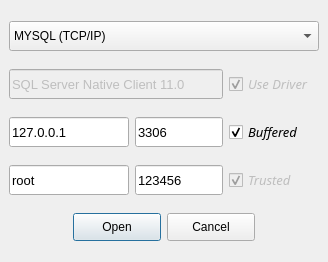
Before: the Qt Designer form assets/UI/Layout/ConnectorWindow.ui in fer-moreira/MYQT, drawn with Qt 5.
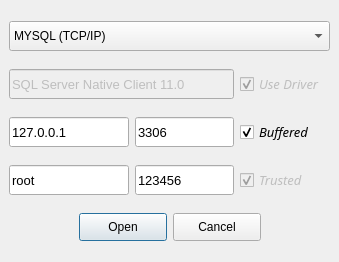
After: the same form once the commit is applied.

Patch:
```diff
--- a/assets/UI/Layout/ConnectorWindow.ui
+++ b/assets/UI/Layout/ConnectorWindow.ui
@@ -6,7 +6,7 @@
    <rect>
     <x>0</x>
     <y>0</y>
-    <width>328</width>
+    <width>339</width>
     <height>262</height>
    </rect>
   </property>
```
Left out of the diff: 26 changed lines with no effect on the pictures.
